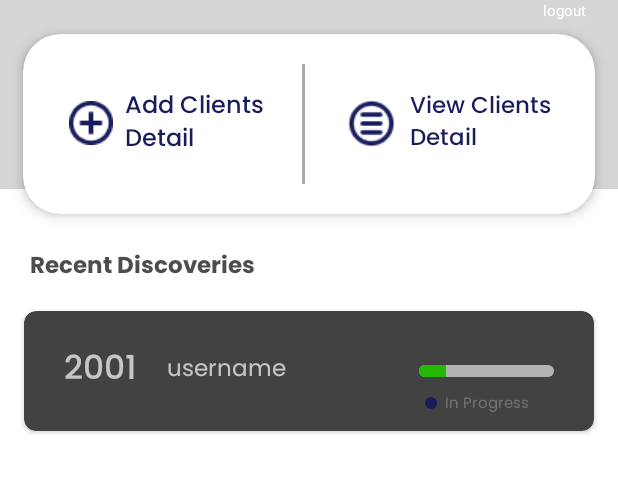
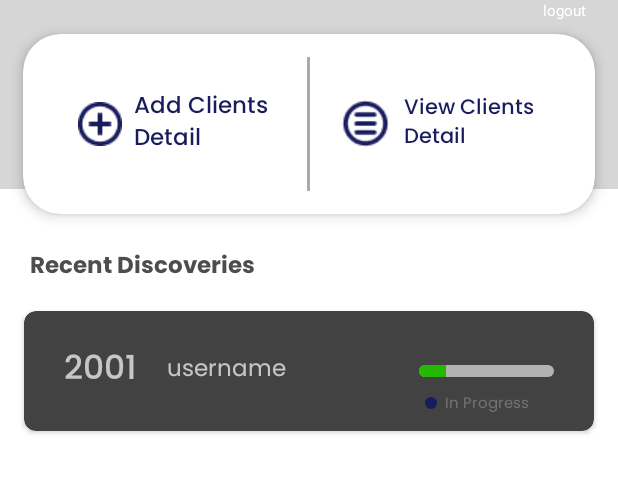
Before and after one commit to bhoraniaarshadali/Hi-Tech-Controls, an Android app: the MainActivity screen opened directly, with no data from a screen before it, on a phone screen of 412 x 824 dp, the part 101-595 px from its top. Run offline under Robolectric (Android 15) with nearby library versions, the phone set to English and light mode, and no system bars.

Commit message:
ApplyAll- <ScrollView> | Landscape-Portrait | cleanup

```diff
--- a/app/src/main/res/layout/activity_main.xml
+++ b/app/src/main/res/layout/activity_main.xml
@@ -1,12 +1,16 @@
 <?xml version="1.0" encoding="utf-8"?>
-<RelativeLayout xmlns:android="http://schemas.android.com/apk/res/android"
+<ScrollView xmlns:android="http://schemas.android.com/apk/res/android"
     xmlns:app="http://schemas.android.com/apk/res-auto"
     xmlns:tools="http://schemas.android.com/tools"
+    android:layout_width="match_parent"
     android:layout_height="match_parent"
+    android:fillViewport="true"
+    android:background="@android:color/white">
+
+    <!-- Main layout container -->
+    <RelativeLayout
         android:layout_width="match_parent"
-    android:background="@android:color/white">
-    <!-- SHAPE CURVE -->
-    <!-- HEADING -->
+        android:layout_height="wrap_content">
 
         <!-- Dashboard text -->
         <View
@@ -68,7 +72,7 @@
     <!-- Card view for proper layout -->
     <androidx.cardview.widget.CardView
         android:id="@+id/cv_1"
-        android:layout_width="390dp"
+        android:layout_width="match_parent"
         android:layout_height="120dp"
         android:layout_centerHorizontal="true"
         android:layout_marginStart="15dp"
@@ -79,7 +83,7 @@
         app:cardElevation="5dp"
         tools:ignore="TextSizeCheck">
 
-        <LinearLayout
+        <RelativeLayout
             android:layout_width="match_parent"
             android:layout_height="match_parent"
             android:layout_gravity="center"
@@ -91,13 +95,22 @@
             android:gravity="center"
             android:orientation="horizontal">
 
+
+            <!--            button left-->
+            <RelativeLayout
+                android:layout_width="wrap_content"
+                android:layout_height="wrap_content"
+                android:layout_alignParentStart="true"
+                android:layout_marginStart="5sp"
+                android:layout_marginTop="5sp"
+                android:layout_marginBottom="5sp"
+                android:layout_toStartOf="@+id/vi_2"
+                android:gravity="center">
+
                 <Button
                     android:id="@+id/addClientBtn"
                     android:layout_width="wrap_content"
-                android:layout_height="wrap_content"
-                android:layout_marginStart="1sp"
-                android:layout_marginTop="3sp"
-                android:layout_marginBottom="3sp"
+                    android:layout_height="100sp"
                     android:background="@null"
                     android:drawableStart="@drawable/add"
                     android:drawablePadding="8sp"
@@ -107,24 +120,36 @@
                     android:text="@string/add_client_details"
                     android:textAllCaps="false"
                     android:textColor="@color/blue"
-                android:textSize="16sp" />
+                    android:textSize="15sp" />
+            </RelativeLayout>
 
-
-            <!-- Vertical line -->
             <View
                 android:id="@+id/vi_2"
-                android:layout_width="2dp"
-                android:layout_height="80dp"
-                android:layout_margin="10dp"
+                android:layout_width="2sp"
+                android:layout_height="100sp"
+                android:layout_centerHorizontal="true"
+                android:layout_marginTop="10sp"
+                android:layout_marginBottom="10sp"
                 android:background="@android:color/darker_gray" />
+
+            <!--            button right-->
+
+            <RelativeLayout
+                android:layout_width="wrap_content"
+                android:layout_height="wrap_content"
+                android:layout_alignParentEnd="true"
+                android:layout_marginTop="5sp"
+                android:layout_marginEnd="5dp"
+                android:layout_marginBottom="5sp"
+                android:layout_toEndOf="@+id/vi_2"
+                android:gravity="center">
 
                 <Button
                     android:id="@+id/viewClientBtn"
                     android:layout_width="wrap_content"
-                android:layout_height="wrap_content"
-                android:layout_marginStart="1sp"
-                android:layout_marginTop="3sp"
-                android:layout_marginBottom="3sp"
+                    android:layout_height="100sp"
+                    android:layout_alignParentEnd="true"
+                    android:layout_marginEnd="10dp"
                     android:background="@null"
                     android:drawableStart="@drawable/view"
                     android:drawablePadding="8sp"
@@ -134,10 +159,12 @@
                     android:text="@string/view_clients_details"
                     android:textAllCaps="false"
                     android:textColor="@color/blue"
-                android:textSize="15sp" />
+                    android:textSize="14sp" />
+
+            </RelativeLayout>
 
 
-        </LinearLayout>
+        </RelativeLayout>
 
     </androidx.cardview.widget.CardView>
 
@@ -253,3 +280,5 @@
     </LinearLayout>
 
     </RelativeLayout>
+
+</ScrollView>
```
Also changed, not shown: app/src/main/res/layout/activity_add_details.xml (+21 -17 lines), app/src/main/res/layout/activity_login.xml (+15 -3 lines), app/src/main/res/layout/activity_view_details.xml (+14 -6 lines). Lines whose indentation alone changed are shown as unchanged.
